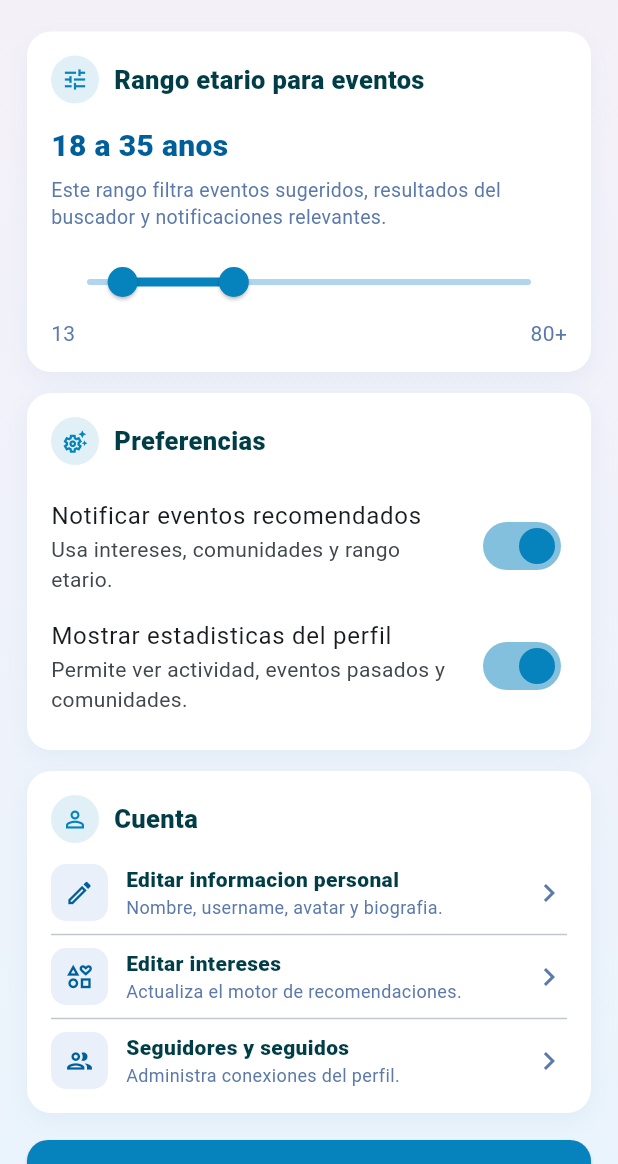
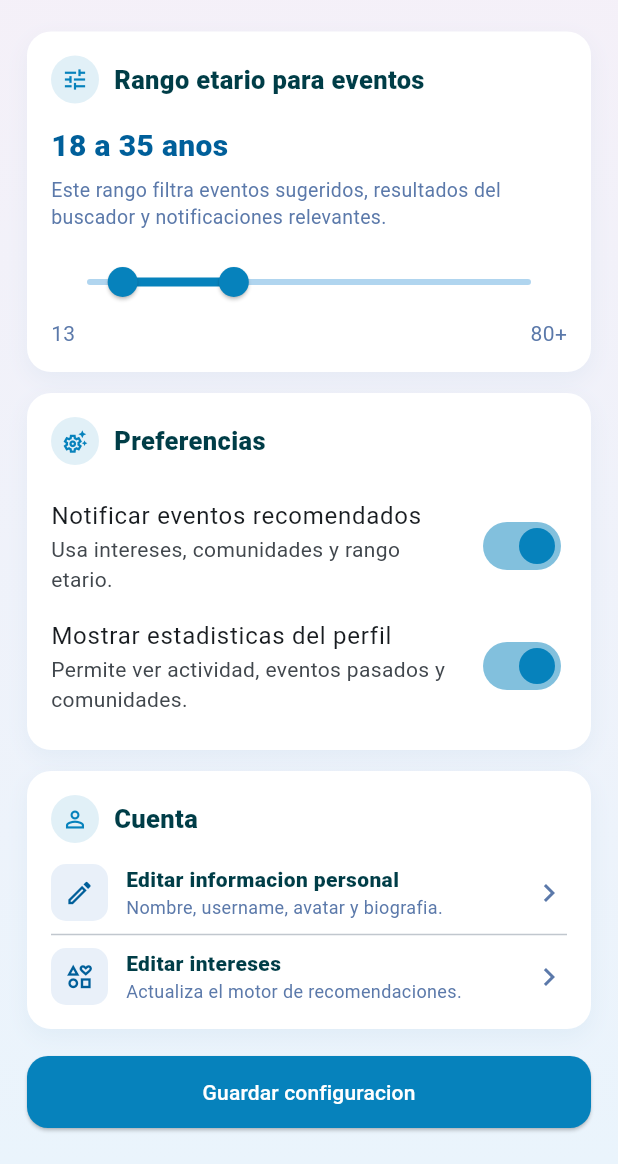
Before and after one commit to fcomendez/eventosloop, a Flutter app: the ProfileSettingsView screen opened directly, scrolled down 103 dp, on a phone screen of 412 x 824 dp, the part 72-1236 px from its top. Run offline on Flutter 3.47's test engine with Material 3 defaults, Android fonts, the light colour scheme and no system bars; our stand-ins replace flutter_map, google_sign_in, image_picker, latlong2, supabase_flutter; accounts and stored records are empty.

```diff
--- a/lib/features/profile/views/profile_settings_view.dart
+++ b/lib/features/profile/views/profile_settings_view.dart
@@ -177,13 +177,6 @@ class _ProfileSettingsViewState extends State<ProfileSettingsView> {
                               );
                             },
                           ),
-                          const Divider(height: 18),
-                          _settingsAction(
-                            icon: Icons.group_outlined,
-                            title: 'Seguidores y seguidos',
-                            subtitle: 'Administra conexiones del perfil.',
-                            onTap: () {},
-                          ),
                         ],
                       ),
                     ),
```
Also changed, not shown: 16 other files.
